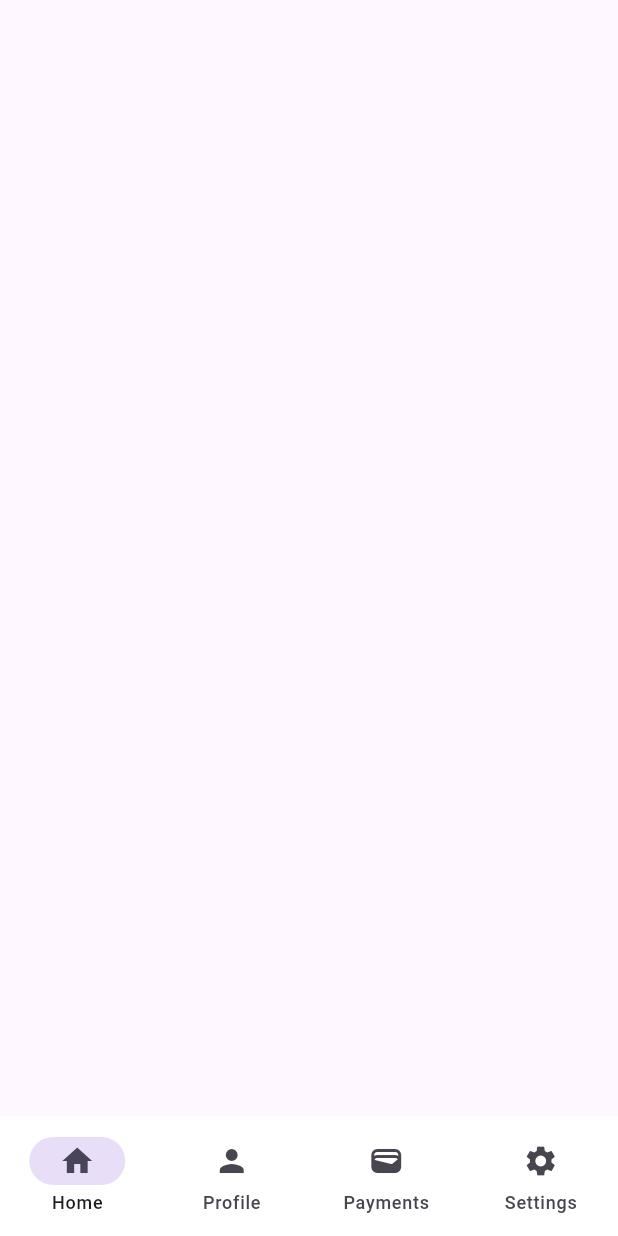
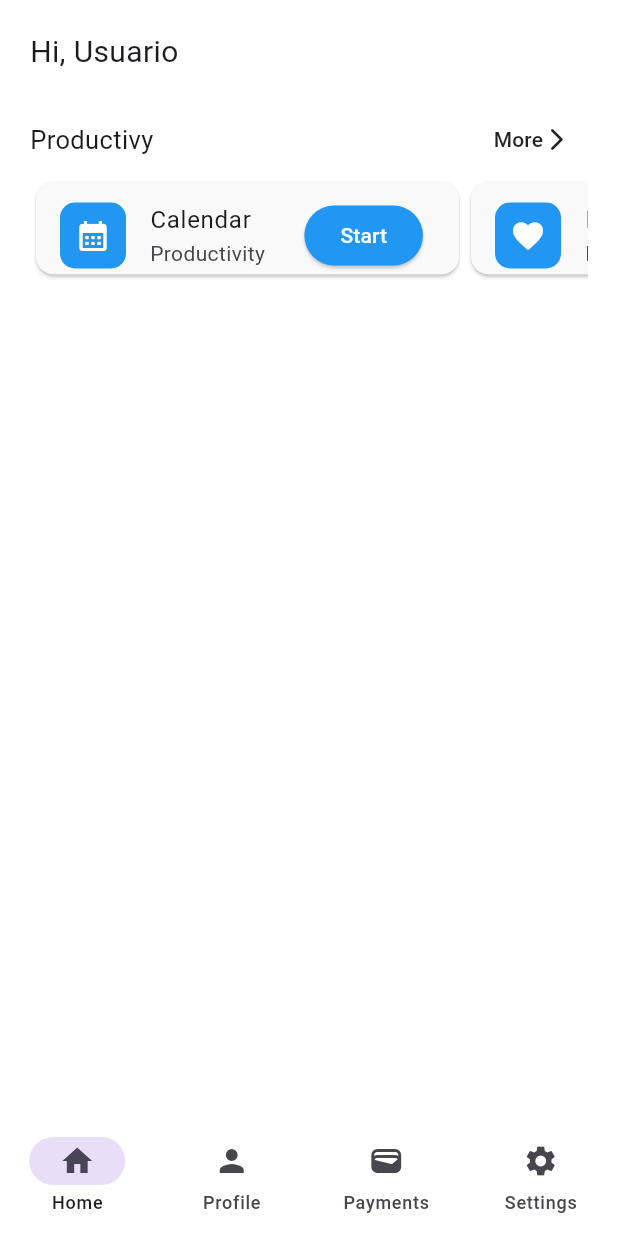
Before and after one commit to wposso/Support_Solutions, a Flutter app: the Home screen opened by its route, on a phone screen of 412 x 824 dp. Run offline on Flutter 3.47's test engine with Material 3 defaults, Android fonts, the phone set to English and light mode, and no system bars; drawn by our look-alikes of toastification.

Commit message:
Release (Productivy) v.1.5

```diff
--- a/support/lib/core/settings.dart
+++ b/support/lib/core/settings.dart
@@ -1,8 +1,6 @@
 // ignore_for_file: non_constant_identifier_names
 
-import 'package:flutter/animation.dart';
 import 'package:flutter/material.dart';
-import 'package:flutter/widgets.dart';
 import 'package:toastification/toastification.dart';
 
 Color backgroundAppColor = const Color.fromARGB(255, 255, 255, 255);
--- a/support/lib/routes/routes.dart
+++ b/support/lib/routes/routes.dart
@@ -1,4 +1,5 @@
 import 'package:flutter/material.dart';
+import 'package:support/views/contact/contact.dart';
 import 'package:support/views/home/home.dart';
 import 'package:support/views/login/login.dart';
 // import 'package:support/views/payment/payment.dart';
@@ -8,5 +9,5 @@ Map<String, Widget Function(BuildContext)> routes = {
   '/Login': (context) => const Login(),
   '/Register': (context) => const Register(),
   '/Home': (context) => const Home(),
-  // '/Payment': (context) => const Payment(),
+  '/Contact': (context) => const Contact(),
 };
--- a/support/lib/views/home/home.dart
+++ b/support/lib/views/home/home.dart
@@ -1,6 +1,8 @@
 import 'package:flutter/cupertino.dart';
 import 'package:flutter/material.dart';
 import 'package:support/core/settings.dart';
+import 'package:support/views/home/home_controller.dart';
+import 'package:support/views/login/login_controller.dart';
 
 class Home extends StatelessWidget {
   const Home({super.key});
@@ -8,9 +10,52 @@ class Home extends StatelessWidget {
   @override
   Widget build(BuildContext context) {
     return Scaffold(
+      backgroundColor: backgroundAppColor,
       bottomNavigationBar: Footer,
-      body: Padding(padding: EdgeInsets.all(20)),
+      body: Padding(
+        padding: const EdgeInsets.all(20),
+        child: Column(
+          children: [
+            const Row(
+              mainAxisAlignment: MainAxisAlignment.start,
+              children: [
+                Text(
+                  'Hi, Usuario',
+                  style: TextStyle(fontSize: 20),
+                )
+              ],
+            ),
+            const SizedBox(
+              height: 20,
+            ),
+            Row(
+              children: [
+                const Text(
+                  'Productivy',
+                  style: TextStyle(fontSize: 17),
+                ),
+                const Spacer(),
+                TextButton(
+                    onPressed: () {
+                    },
+                    child: const Row(
+                      children: [
+                        Text(
+                          'More',
+                          style: TextStyle(color: Colors.black87),
+                        ),
+                        Icon(
+                          Icons.arrow_forward_ios_rounded,
+                          color: Colors.black87,
+                        )
+                      ],
+                    ))
+              ],
+            ),
+            productivityCard(context)
+          ],
+        ),
+      ),
     );
   }
-
 }
--- /dev/null
+++ b/support/lib/views/home/home_controller.dart
@@ -0,0 +1,80 @@
+import 'package:flutter/material.dart';
+
+class Productivy {
+  String tittle;
+  String subtittle;
+  IconData icon;
+
+  Productivy(
+      {required this.tittle, required this.subtittle, required this.icon});
+}
+
+List<Productivy> productivyList = [
+  Productivy(
+      tittle: 'Calendar',
+      subtittle: 'Productivity',
+      icon: Icons.calendar_month),
+  Productivy(
+      tittle: 'Favorite', subtittle: 'Productivity', icon: Icons.favorite),
+  Productivy(tittle: 'Contacts', subtittle: 'Productivity', icon: Icons.person),
+  Productivy(
+      tittle: 'University', subtittle: 'Productivity', icon: Icons.school)
+];
+
+Widget productivityCard(BuildContext context) {
+  return SizedBox(
+    height: 70,
+    width: double.infinity,
+    child: ListView.builder(
+        scrollDirection: Axis.horizontal,
+        itemCount: productivyList.length,
+        itemBuilder: (context, i) {
+          final index = productivyList[i];
+          return SizedBox(
+            width: 290,
+            child: Card(
+              color: const Color.fromARGB(255, 250, 249, 249),
+              child: ListTile(
+                leading: Container(
+                  padding: const EdgeInsets.all(10),
+                  decoration: BoxDecoration(
+                      borderRadius: BorderRadius.circular(10),
+                      color: Colors.blue),
+                  child: Icon(
+                    index.icon,
+                    color: Colors.white,
+                  ),
+                ),
+                title: Text(index.tittle),
+                subtitle: Text(index.subtittle),
+                trailing: ElevatedButton(
+                    style: ElevatedButton.styleFrom(
+                        backgroundColor: Colors.blue,
+                        foregroundColor: Colors.white),
+                    onPressed: () {
+                      _navigateToScreen(context, index.tittle);
+                    },
+                    child: const Text('Start')),
+              ),
+            ),
+          );
+        }),
+  );
+}
+
+void _navigateToScreen(BuildContext context, String tittle) {
+  switch (tittle) {
+    case 'Calendar':
+      Navigator.pushNamed(context, '/Calendar');
+      break;
+    case 'Contacts':
+      Navigator.pushNamed(context, '/Contact');
+      break;
+    case 'Favorite':
+      Navigator.pushNamed(context, '/Favorite');
+      break;
+    case 'University':
+      Navigator.pushNamed(context, '/University');
+      break;
+  }
+}
--- a/support/lib/views/login/login_controller.dart
+++ b/support/lib/views/login/login_controller.dart
@@ -38,8 +38,8 @@ String generarCodigo() {
 String codeGenerated = generarCodigo();
 
 void loginAuth(BuildContext context) {
-  var emailFound;
-  var passwordFoun;
+  String emailFound;
+  String passwordFoun;
   bool userFound = false;
 
   try {
--- a/support/lib/views/register/register.dart
+++ b/support/lib/views/register/register.dart
@@ -1,7 +1,6 @@
 // ignore_for_file: avoid_unnecessary_containers
 
 import 'package:flutter/material.dart';
-import 'package:flutter/widgets.dart';
 import 'package:support/core/settings.dart';
 import 'package:support/views/register/register_controller.dart';
 import 'package:support/views/register/register_widget.dart';
--- a/support/lib/views/register/register_widget.dart
+++ b/support/lib/views/register/register_widget.dart
@@ -1,4 +1,3 @@
-import 'package:flutter/cupertino.dart';
 import 'package:flutter/material.dart';
 import 'package:support/views/register/register_controller.dart';
 
```
Also changed, not shown: support/lib/views/contact/contact.dart (added, +52 -0 lines), support/lib/views/contact/contact_controller.dart (added, +12 -0 lines), support/pubspec.lock.
